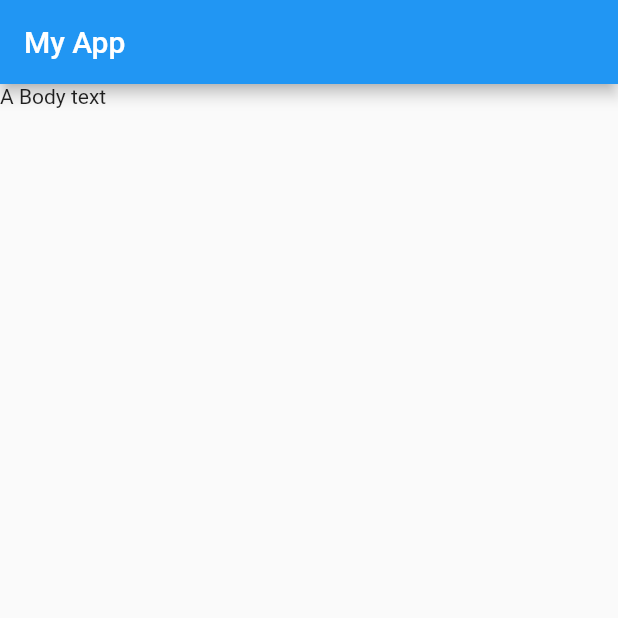
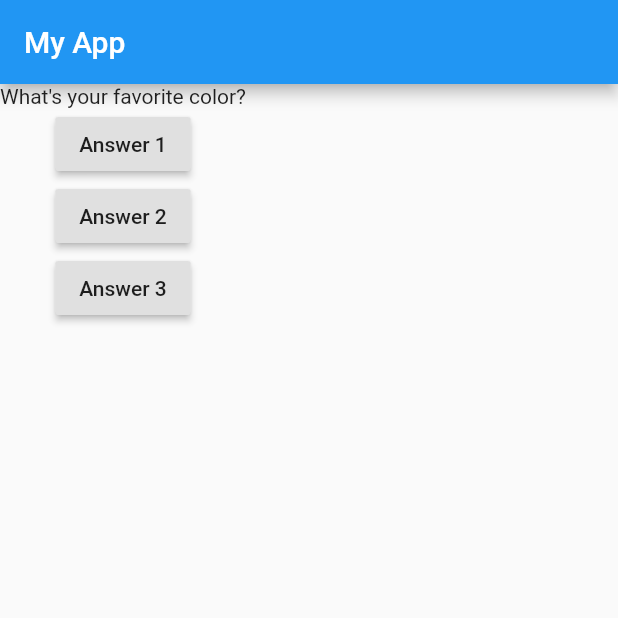
Before and after one commit to ramim94/FPersonalityQuiz, a Flutter app: the screen it shows after launch, on a phone screen of 412 x 824 dp, the top half of it. Run offline on Flutter 3.47's test engine with Material 2 defaults, Android fonts, the phone set to English and light mode, and no system bars.

Commit message:
show and change questions as answers pressed

```diff
--- a/lib/main.dart
+++ b/lib/main.dart
@@ -3,12 +3,42 @@ import 'package:flutter/material.dart';
 void main() => runApp(MyApp());
 
 
-class MyApp extends StatelessWidget{
+class MyApp extends StatefulWidget {
+  @override
+  State<StatefulWidget> createState() {
+    return MyAppState();
+  }
+}
+
+class MyAppState extends State<MyApp> {
+  var qIndex = 0;
+  var question = [
+    'What\'s your favorite color?',
+    'Where were you born?',
+    'What is your hobby?',
+    "What is your name?"
+  ];
+
+  void answeredQuestion(){
+    print("chosen Answer");
+    setState(() {
+      qIndex++;
+      if(qIndex==3){qIndex=0;}
+    });
+  }
+
   @override
   Widget build(BuildContext context) {
     return MaterialApp(home: Scaffold(
       appBar: AppBar(title: Text("My App")),
-      body: Text("A Body text"),
+      body: Column(
+        children: <Widget>[
+          Text(question[qIndex]),
+          RaisedButton(child: Text("Answer 1"), onPressed: answeredQuestion,),
+          RaisedButton(child: Text("Answer 2"), onPressed: answeredQuestion,),
+          RaisedButton(child: Text("Answer 3"), onPressed: answeredQuestion,),
+        ],
+      ),
     ),
     );
   }
```
